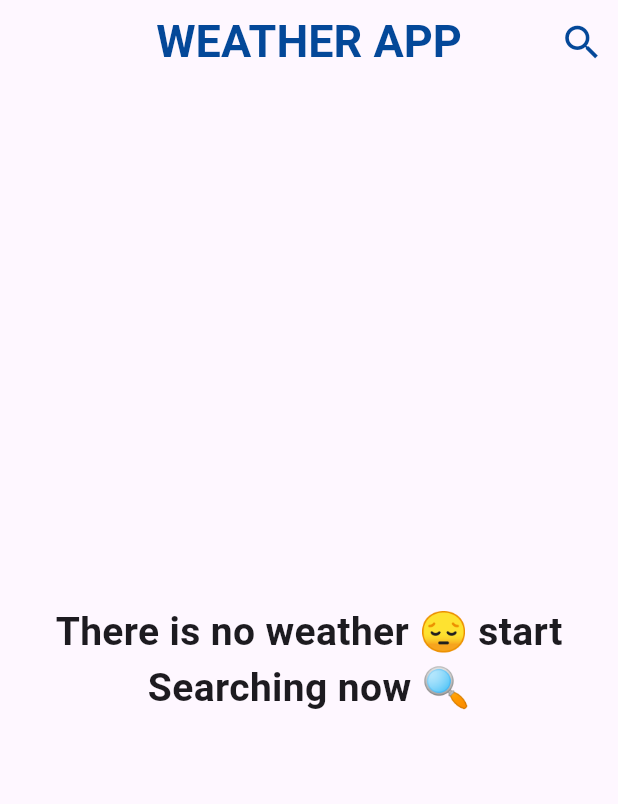
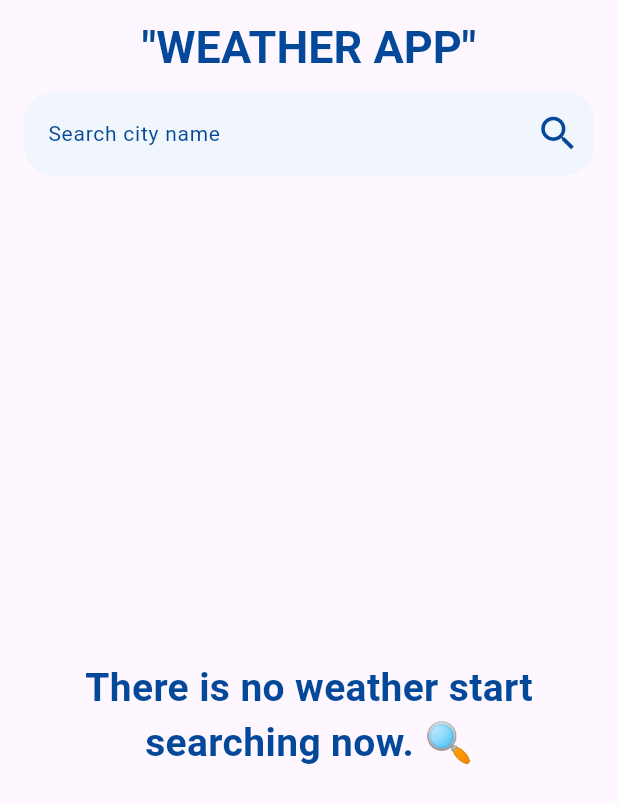
Before and after one commit to LailaRagab/weather_app-master, a Flutter app: the screen it shows after launch, on a phone screen of 412 x 824 dp. Shown: the top 804 px of the screen. Run offline on Flutter 3.47's test engine with Material 3 defaults, Android fonts, the phone set to English and light mode, and no system bars; our stand-ins replace dio, go_router.

Commit message:
Now i changed the app bar to make the search tool bar as a text field inside the app bar under the title of the app bar using column to itegrate them, create custom text widget, handle api request method adding stated to represent all error that expected and unexpected occurred and refactoring some widgets.

```diff
--- a/lib/core/helpers/app_router.dart
+++ b/lib/core/helpers/app_router.dart
@@ -1,21 +1,15 @@
 import 'package:go_router/go_router.dart';
 
 import '../../features/city_search_weather/presentation/view/home_view.dart';
-import '../../features/city_search_weather/presentation/view/search.dart';
 
 class AppRouter {
   static const String kHomePath = '/';
-  static const String kSearchPath = '/search';
   static final router = GoRouter(
     routes: [
       GoRoute(
         path: kHomePath,
         builder: (context, state) => const Home(),
       ),
-      GoRoute(
-        path: kSearchPath,
-        builder: (context, state) => Search(),
-      ),
     ],
   );
 }
--- /dev/null
+++ b/lib/core/shared_widgets/custom_text.dart
@@ -0,0 +1,14 @@
+import 'package:flutter/material.dart';
+
+class CustomText extends StatelessWidget {
+  CustomText({super.key, required this.text, required this.style});
+  final String text;
+  final TextStyle style;
+  @override
+  Widget build(BuildContext context) {
+    return Text(
+      text,
+      style: style,
+    );
+  }
+}
--- a/lib/core/utiles/colors.dart
+++ b/lib/core/utiles/colors.dart
@@ -2,7 +2,8 @@ import 'dart:ui';
 
 import 'package:flutter/material.dart';
 
-class AppColors{
+class AppColors {
   static Color primary = const Color(0XFF044899);
   static Color white = const Color(0XFFf0f6fc);
+  static Color grey = const Color(0XFFf0f6fc);
 }
--- a/lib/core/utiles/fonts.dart
+++ b/lib/core/utiles/fonts.dart
@@ -1,9 +1,11 @@
 import 'package:flutter/material.dart';
+import 'package:weather_app/core/utiles/colors.dart';
 
 class AppFonts {
-  static TextStyle font26 = const TextStyle(
+  static TextStyle font26 = TextStyle(
     fontSize: 26,
     fontWeight: FontWeight.bold,
+    color: AppColors.primary,
   );
 
   static TextStyle font14 = const TextStyle(
--- a/lib/features/city_search_weather/presentation/view/home_view.dart
+++ b/lib/features/city_search_weather/presentation/view/home_view.dart
@@ -1,12 +1,13 @@
 import 'package:flutter/material.dart';
 import 'package:weather_app/features/city_search_weather/presentation/view/widgets/home_widgets/home_app_bar.dart';
 import 'package:weather_app/features/city_search_weather/presentation/view/widgets/home_widgets/home_empty_body.dart';
+import 'package:weather_app/features/city_search_weather/presentation/view/widgets/home_widgets/home_weather_body.dart';
 
 class Home extends StatelessWidget {
   const Home({super.key});
   @override
   Widget build(BuildContext context) {
-    return const SafeArea(
+    return SafeArea(
       child: Scaffold(appBar: HomeAppBar(), body: HomeEmptyBody()),
     );
   }
--- /dev/null
+++ b/lib/features/city_search_weather/presentation/view/widgets/home_widgets/app_bar_textfield.dart
@@ -0,0 +1,41 @@
+import 'package:flutter/material.dart';
+import 'package:weather_app/features/city_search_weather/presentation/view/widgets/home_widgets/search_icon_button.dart';
+
+import '../../../../../../core/utiles/colors.dart';
+import '../../../../../../core/utiles/fonts.dart';
+
+class AppBarTextfield extends StatefulWidget {
+  AppBarTextfield({super.key});
+
+  @override
+  State<AppBarTextfield> createState() => _AppBarTextfieldState();
+}
+
+class _AppBarTextfieldState extends State<AppBarTextfield> {
+  TextEditingController editController = TextEditingController();
+  @override
+  Widget build(BuildContext context) {
+    return TextField(
+      controller: editController,
+      style: TextStyle(color: AppColors.primary),
+      cursorColor: AppColors.primary,
+      decoration: InputDecoration(
+        hintText: "Search city name",
+        iconColor: AppColors.primary,
+        hintStyle: AppFonts.font14.copyWith(color: AppColors.primary),
+        border: InputBorder.none,
+        enabledBorder: OutlineInputBorder(
+            borderRadius: BorderRadius.circular(20),
+            borderSide: BorderSide.none),
+        focusedBorder: OutlineInputBorder(
+            borderRadius: BorderRadius.circular(20),
+            borderSide: BorderSide.none),
+        filled: true,
+        fillColor: AppColors.grey,
+        suffixIcon: SearchIconButton(
+          cityName: editController.text,
+        ),
+      ),
+    );
+  }
+}
--- a/lib/features/city_search_weather/presentation/view/widgets/home_widgets/app_bar_title.dart
+++ b/lib/features/city_search_weather/presentation/view/widgets/home_widgets/app_bar_title.dart
@@ -1,16 +1,15 @@
 import 'package:flutter/material.dart';
-import 'package:weather_app/core/utiles/fonts.dart';
-
+import '../../../../../../core/shared_widgets/custom_text.dart';
 import '../../../../../../core/utiles/colors.dart';
+import '../../../../../../core/utiles/fonts.dart';
 
 class AppBarTitle extends StatelessWidget {
-  const AppBarTitle({super.key});
+  AppBarTitle({super.key});
 
   @override
   Widget build(BuildContext context) {
-    return Text(
-      "WEATHER APP",
-      style: AppFonts.font30.copyWith(color: AppColors.primary),
-    );
+    return CustomText(
+        text: '"WEATHER APP"',
+        style: AppFonts.font30.copyWith(color: AppColors.primary));
   }
 }
--- a/lib/features/city_search_weather/presentation/view/widgets/home_widgets/home_app_bar.dart
+++ b/lib/features/city_search_weather/presentation/view/widgets/home_widgets/home_app_bar.dart
@@ -1,23 +1,25 @@
 import 'package:flutter/material.dart';
-import 'package:weather_app/features/city_search_weather/presentation/view/widgets/home_widgets/search_icon_button.dart';
-
+import 'app_bar_textfield.dart';
 import 'app_bar_title.dart';
 
 class HomeAppBar extends StatelessWidget implements PreferredSizeWidget {
-  const HomeAppBar({super.key});
+  HomeAppBar({super.key});
 
   @override
   Widget build(BuildContext context) {
     return AppBar(
-      actions: const [
-        SearchIconButton(),
-      ],
-      title: const AppBarTitle(),
-      centerTitle: true,
+      title: Column(mainAxisSize: MainAxisSize.max, children: [
+        AppBarTitle(),
+        SizedBox(
+          height: 10,
+        ),
+        AppBarTextfield(),
+      ]),
+      toolbarHeight: 130,
     );
   }
 
   @override
   // TODO: implement preferredSize
-  Size get preferredSize => const Size.fromHeight(kToolbarHeight);
+  Size get preferredSize => const Size.fromHeight(130);
 }
--- a/lib/features/city_search_weather/presentation/view/widgets/home_widgets/home_empty_body.dart
+++ b/lib/features/city_search_weather/presentation/view/widgets/home_widgets/home_empty_body.dart
@@ -1,9 +1,10 @@
 import 'package:flutter/material.dart';
+import 'package:weather_app/core/shared_widgets/custom_text.dart';
 
 import '../../../../../../core/utiles/fonts.dart';
 
 class HomeEmptyBody extends StatelessWidget {
-  const HomeEmptyBody({super.key});
+  HomeEmptyBody({super.key});
 
   @override
   Widget build(BuildContext context) {
@@ -11,12 +12,9 @@ class HomeEmptyBody extends StatelessWidget {
       mainAxisAlignment: MainAxisAlignment.center,
       children: [
         Center(
-          child: Text(
-            "There is no weather 😔 start",
-            style: AppFonts.font26,
-          ),
-        ),
-        Text("Searching now 🔍", style: AppFonts.font26)
+            child: CustomText(
+                text: "There is no weather start", style: AppFonts.font26)),
+        CustomText(text: "searching now. 🔍", style: AppFonts.font26)
       ],
     );
   }
--- a/lib/features/city_search_weather/presentation/view/widgets/home_widgets/search_icon_button.dart
+++ b/lib/features/city_search_weather/presentation/view/widgets/home_widgets/search_icon_button.dart
@@ -1,14 +1,19 @@
 import 'package:flutter/material.dart';
 import 'package:weather_app/core/utiles/colors.dart';
 
+import '../../../view_model/weather_api/api_request.dart';
+
 class SearchIconButton extends StatelessWidget {
-  const SearchIconButton({super.key});
-
+  SearchIconButton({super.key, required this.cityName});
+  ApiRequest apiRequest = ApiRequest();
+  final String cityName;
   @override
   Widget build(BuildContext context) {
     return IconButton(
-      onPressed: () {},
-      icon: const Icon(
+      onPressed: () {
+        apiRequest.getCurrentWeather(cityName: cityName, context: context);
+      },
+      icon: Icon(
         Icons.search,
       ),
       color: AppColors.primary,
```
Also changed, not shown: lib/core/helpers/display_snack_bar.dart (added, +17 -0 lines), lib/features/city_search_weather/models/weather_model.dart (+10 -19 lines), lib/features/city_search_weather/presentation/view/search.dart (deleted, +0 -45 lines), lib/features/city_search_weather/presentation/view/widgets/home_widgets/home_weather_body.dart (+10 -27 lines), lib/features/city_search_weather/presentation/view/widgets/search_widgets/search_app_bar.dart (deleted, +0 -13 lines), lib/features/city_search_weather/presentation/view_model/weather_api/api_request.dart (+16 -5 lines).
